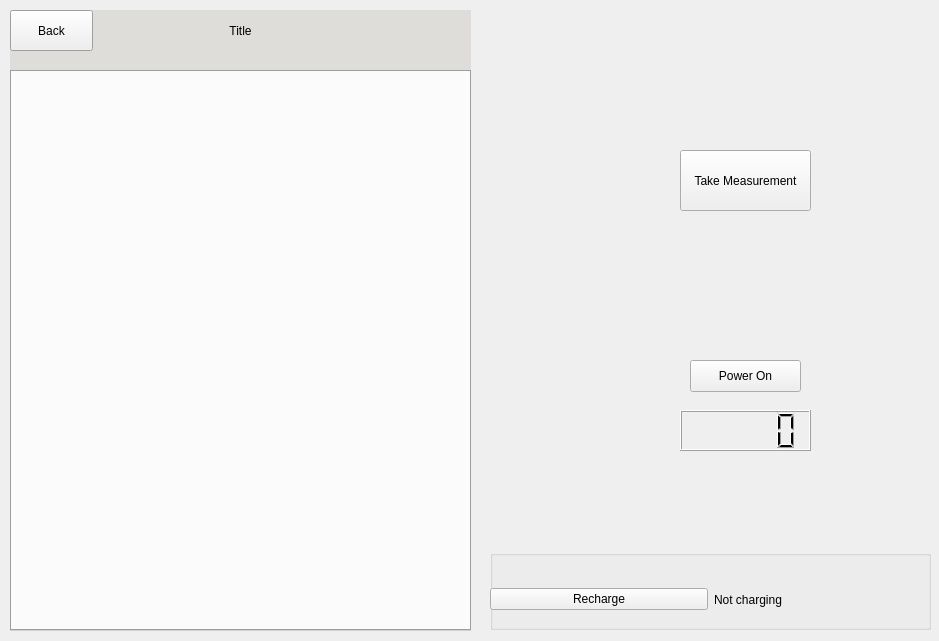
Above: Team32-3004-Project/mainwindow.ui from Harry-Dinh/COMP-3004-F24-Final before the change. Below: the same form after it.
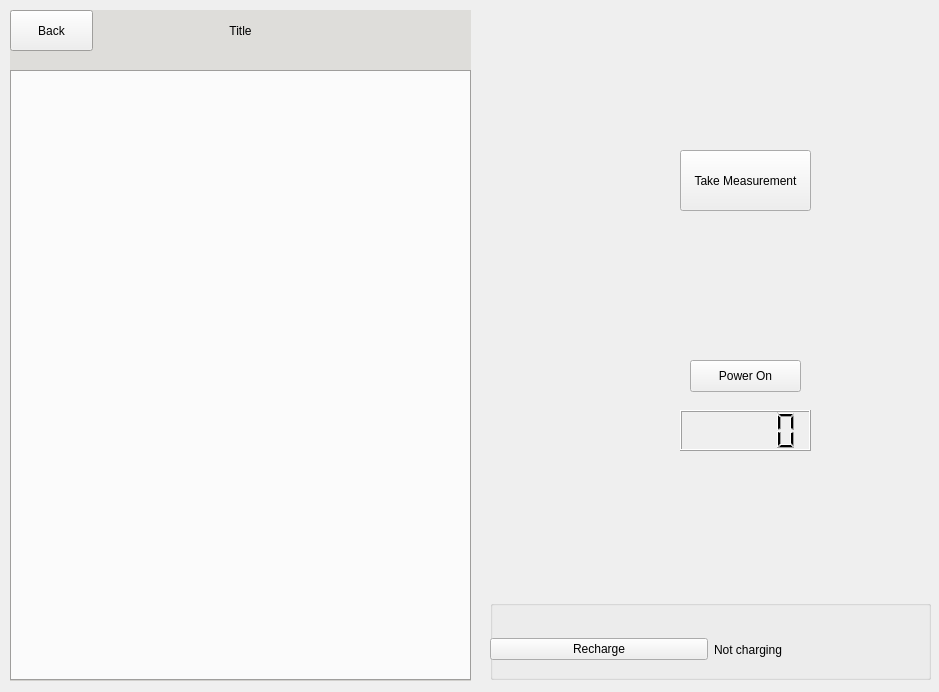
That is the form after the change. Icons and pictures are not drawn.

Commit message: Implement history tabs menu + Change measurements to storing QVectors instead of vectors

What changed in the file:
```diff
--- a/Team32-3004-Project/mainwindow.ui
+++ b/Team32-3004-Project/mainwindow.ui
@@ -7,7 +7,7 @@
     <x>0</x>
     <y>0</y>
     <width>939</width>
-    <height>641</height>
+    <height>692</height>
    </rect>
   </property>
   <property name="windowTitle">
@@ -20,7 +20,7 @@
       <x>10</x>
       <y>50</y>
       <width>461</width>
-      <height>581</height>
+      <height>631</height>
      </rect>
     </property>
     <property name="palette">
@@ -489,7 +489,7 @@
         <x>0</x>
         <y>20</y>
         <width>461</width>
-        <height>561</height>
+        <height>611</height>
        </rect>
       </property>
       <property name="currentIndex">
@@ -722,7 +722,7 @@
     <property name="geometry">
      <rect>
       <x>490</x>
-      <y>550</y>
+      <y>600</y>
       <width>441</width>
       <height>80</height>
      </rect>
```
The commit also changes 4 other files.
